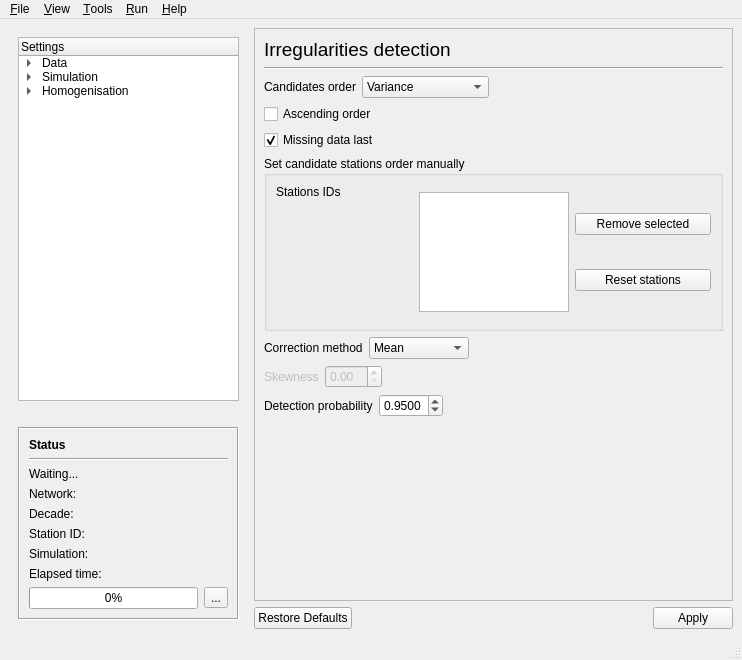
Above: GSIMCLI/interface/gsimcli.ui from iled/gsimcli before the change. Below: the same form after it.
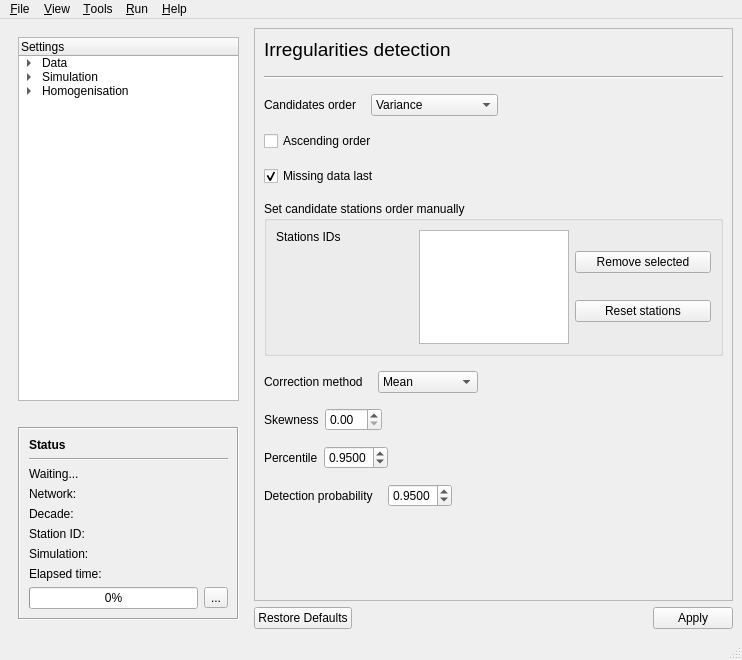
That is the form after the change. The open tabs and pages were chosen to show the change.

Commit message:
allow a different p value for the 'percentile' correction method
instead of forcing the same value as the detection probability.
changes on the detection, launcher, parameters and UI.

```diff
--- a/GSIMCLI/interface/gsimcli.ui
+++ b/GSIMCLI/interface/gsimcli.ui
@@ -1278,6 +1278,9 @@
          </widget>
          <widget class="QWidget" name="HomogenisationDetection">
           <layout class="QVBoxLayout" name="verticalLayout_16">
+           <property name="spacing">
+            <number>15</number>
+           </property>
            <item>
             <layout class="QVBoxLayout" name="verticalLayout_15">
              <item>
@@ -1539,11 +1542,15 @@
             </layout>
            </item>
            <item>
+            <widget class="QWidget" name="HD_groupSkewness" native="true">
             <layout class="QHBoxLayout" name="horizontalLayout_23">
+              <property name="margin">
+               <number>0</number>
+              </property>
              <item>
               <widget class="QLabel" name="HD_labelSkewness">
                <property name="enabled">
-                <bool>false</bool>
+                 <bool>true</bool>
                </property>
                <property name="sizePolicy">
                 <sizepolicy hsizetype="Preferred" vsizetype="Preferred">
@@ -1559,7 +1566,7 @@
              <item>
               <widget class="QDoubleSpinBox" name="HD_spinSkewness">
                <property name="enabled">
-                <bool>false</bool>
+                 <bool>true</bool>
                </property>
               </widget>
              </item>
@@ -1577,6 +1584,67 @@
               </spacer>
              </item>
             </layout>
+            </widget>
+           </item>
+           <item>
+            <widget class="QWidget" name="HD_groupPercentile" native="true">
+             <layout class="QHBoxLayout" name="horizontalLayout_26">
+              <property name="margin">
+               <number>0</number>
+              </property>
+              <item>
+               <widget class="QLabel" name="HD_labelPercentile">
+                <property name="enabled">
+                 <bool>true</bool>
+                </property>
+                <property name="sizePolicy">
+                 <sizepolicy hsizetype="Preferred" vsizetype="Preferred">
+                  <horstretch>0</horstretch>
+                  <verstretch>0</verstretch>
+                 </sizepolicy>
+                </property>
+                <property name="text">
+                 <string>Percentile</string>
+                </property>
+               </widget>
+              </item>
+              <item>
+               <widget class="QDoubleSpinBox" name="HD_spinPercentile">
+                <property name="enabled">
+                 <bool>true</bool>
+                </property>
+                <property name="decimals">
+                 <number>4</number>
+                </property>
+                <property name="minimum">
+                 <double>0.000100000000000</double>
+                </property>
+                <property name="maximum">
+                 <double>0.999900000000000</double>
+                </property>
+                <property name="singleStep">
+                 <double>0.000100000000000</double>
+                </property>
+                <property name="value">
+                 <double>0.950000000000000</double>
+                </property>
+               </widget>
+              </item>
+              <item>
+               <spacer name="horizontalSpacer_15">
+                <property name="orientation">
+                 <enum>Qt::Horizontal</enum>
+                </property>
+                <property name="sizeHint" stdset="0">
+                 <size>
+                  <width>40</width>
+                  <height>20</height>
+                 </size>
+                </property>
+               </spacer>
+              </item>
+             </layout>
+            </widget>
            </item>
            <item>
             <layout class="QHBoxLayout" name="horizontalLayout_13">
@@ -1635,7 +1703,7 @@
              <property name="sizeHint" stdset="0">
               <size>
                <width>20</width>
-               <height>40</height>
+               <height>90</height>
               </size>
              </property>
             </spacer>
```
Left out of the diff: 8 changed lines with no effect on the pictures. Lines whose indentation alone changed are shown as unchanged. The commit also changes 4 other files.
